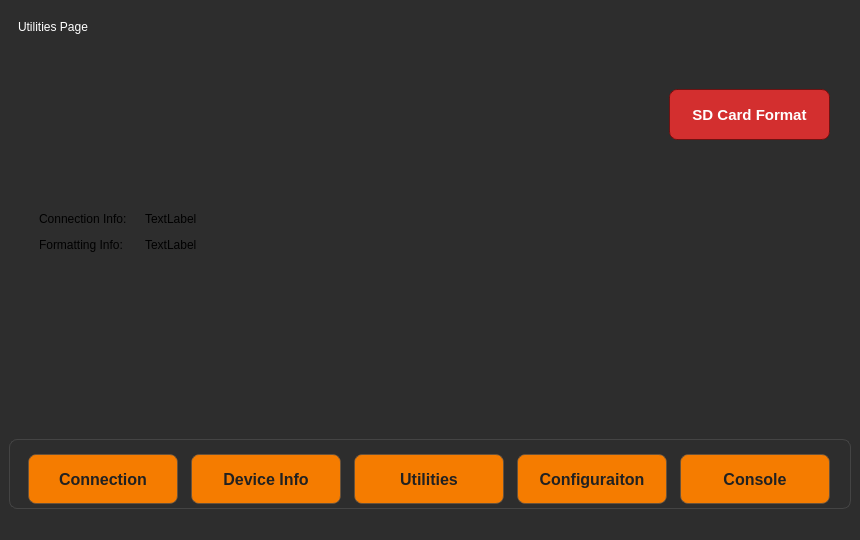
Old version of the form mainwindow.ui in the repository xemreyayla/mte-toolbox.
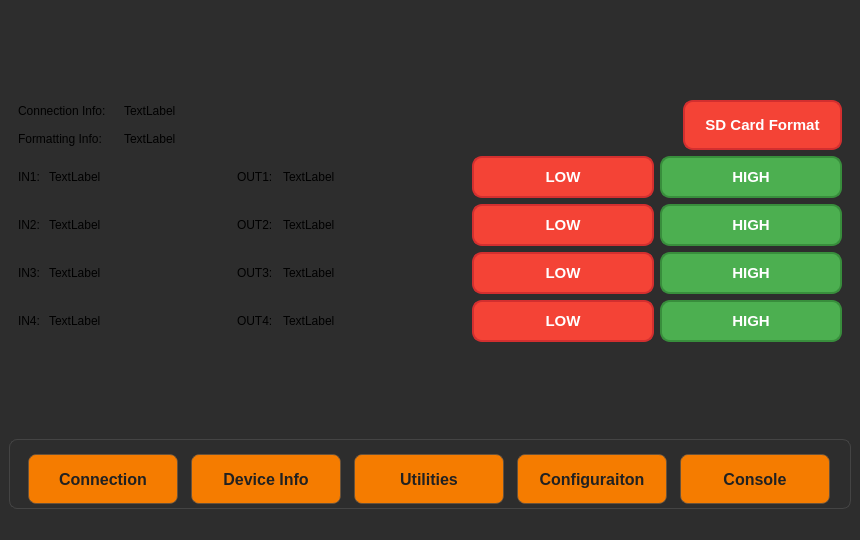
New version of the form.

Diff of the .ui file:
```diff
--- a/mainwindow.ui
+++ b/mainwindow.ui
@@ -537,46 +537,327 @@
        </widget>
       </widget>
       <widget class="QWidget" name="UtilitiesPage">
-       <widget class="QLabel" name="utilitiesLabel">
-        <property name="geometry">
-         <rect>
-          <x>9</x>
-          <y>9</y>
-          <width>74</width>
-          <height>17</height>
-         </rect>
-        </property>
-        <property name="styleSheet">
-         <string notr="true">color: white;</string>
-        </property>
-        <property name="text">
-         <string>Utilities Page</string>
-        </property>
-       </widget>
-       <widget class="QPushButton" name="sdFormatButton">
-        <property name="geometry">
-         <rect>
-          <x>660</x>
-          <y>80</y>
-          <width>161</width>
-          <height>51</height>
-         </rect>
-        </property>
-        <property name="styleSheet">
-         <string notr="true">QPushButton {
-    /* Temel Stil */
-    background-color: #d32f2f;  /* Kırmızı - Tehlike rengi */
-    color: #ffffff;  /* Beyaz yazı */
-    border: 1px solid rgba(100, 0, 0, 0.6);  /* Hafif koyu kırmızı kenarlık */
+       <layout class="QGridLayout" name="gridLayout_6">
+        <item row="0" column="0">
+         <layout class="QVBoxLayout" name="verticalLayout_11">
+          <item>
+           <layout class="QHBoxLayout" name="horizontalLayout_9">
+            <item>
+             <layout class="QVBoxLayout" name="verticalLayout_9">
+              <item>
+               <layout class="QHBoxLayout" name="horizontalLayout_3">
+                <item>
+                 <widget class="QLabel" name="label_13">
+                  <property name="sizePolicy">
+                   <sizepolicy hsizetype="Fixed" vsizetype="Fixed">
+                    <horstretch>0</horstretch>
+                    <verstretch>0</verstretch>
+                   </sizepolicy>
+                  </property>
+                  <property name="maximumSize">
+                   <size>
+                    <width>100</width>
+                    <height>100</height>
+                   </size>
+                  </property>
+                  <property name="text">
+                   <string>Connection Info:</string>
+                  </property>
+                 </widget>
+                </item>
+                <item>
+                 <widget class="QLabel" name="connectionLabel">
+                  <property name="text">
+                   <string>TextLabel</string>
+                  </property>
+                 </widget>
+                </item>
+               </layout>
+              </item>
+              <item>
+               <layout class="QHBoxLayout" name="horizontalLayout_4">
+                <item>
+                 <widget class="QLabel" name="label_12">
+                  <property name="sizePolicy">
+                   <sizepolicy hsizetype="Fixed" vsizetype="Fixed">
+                    <horstretch>0</horstretch>
+                    <verstretch>0</verstretch>
+                   </sizepolicy>
+                  </property>
+                  <property name="maximumSize">
+                   <size>
+                    <width>100</width>
+                    <height>100</height>
+                   </size>
+                  </property>
+                  <property name="text">
+                   <string>Formatting Info:</string>
+                  </property>
+                 </widget>
+                </item>
+                <item>
+                 <widget class="QLabel" name="formatLabel">
+                  <property name="text">
+                   <string>TextLabel</string>
+                  </property>
+                 </widget>
+                </item>
+               </layout>
+              </item>
+             </layout>
+            </item>
+            <item>
+             <widget class="QPushButton" name="sdFormatButton">
+              <property name="sizePolicy">
+               <sizepolicy hsizetype="Fixed" vsizetype="Fixed">
+                <horstretch>0</horstretch>
+                <verstretch>0</verstretch>
+               </sizepolicy>
+              </property>
+              <property name="minimumSize">
+               <size>
+                <width>180</width>
+                <height>50</height>
+               </size>
+              </property>
+              <property name="styleSheet">
+               <string notr="true">QPushButton {
+    background-color: #F44336;  /* canlı kırmızı */
+    border: 2px solid #D32F2F;
+    border-radius: 10px;
+    padding: 10px 20px;
+    color: white;
+    font-weight: bold;
+    font-size: 15px;
+    min-width: 100px;
+}
 
-    /* Kenar Yumuşatma */
-    border-radius: 8px;
+QPushButton:hover {
+    background-color: #E53935;  /* biraz daha koyu kırmızı */
+    border: 2px solid #B71C1C;
+    color: white;
+}
+QPushButton:pressed {
+    background-color: #b71c1c;  /* Çok koyu kırmızı */
+}
+</string>
+              </property>
+              <property name="text">
+               <string>SD Card Format</string>
+              </property>
+             </widget>
+            </item>
+           </layout>
+          </item>
+          <item>
+           <layout class="QVBoxLayout" name="verticalLayout_10">
+            <item>
+             <layout class="QHBoxLayout" name="horizontalLayout_5">
+              <item>
+               <widget class="QLabel" name="textLabel">
+                <property name="sizePolicy">
+                 <sizepolicy hsizetype="Fixed" vsizetype="Fixed">
+                  <horstretch>0</horstretch>
+                  <verstretch>0</verstretch>
+                 </sizepolicy>
+                </property>
+                <property name="minimumSize">
+                 <size>
+                  <width>25</width>
+                  <height>20</height>
+                 </size>
+                </property>
+                <property name="maximumSize">
+                 <size>
+                  <width>20</width>
+                  <height>20</height>
+                 </size>
+                </property>
+                <property name="text">
+                 <string>IN1:</string>
+                </property>
+               </widget>
+              </item>
+              <item>
+               <widget class="QLabel" name="in1Label">
+                <property name="text">
+                 <string>TextLabel</string>
+                </property>
+               </widget>
+              </item>
+              <item>
+               <widget class="QLabel" name="label_18">
+                <property name="sizePolicy">
+                 <sizepolicy hsizetype="Fixed" vsizetype="Fixed">
+                  <horstretch>0</horstretch>
+                  <verstretch>0</verstretch>
+                 </sizepolicy>
+                </property>
+                <property name="minimumSize">
+                 <size>
+                  <width>40</width>
+                  <height>2</height>
+                 </size>
+                </property>
+                <property name="maximumSize">
+                 <size>
+                  <width>40</width>
+                  <height>20</height>
+                 </size>
+                </property>
+                <property name="text">
+                 <string>OUT1:</string>
+                </property>
+               </widget>
+              </item>
+              <item>
+               <widget class="QLabel" name="out1Label">
+                <property name="text">
+                 <string>TextLabel</string>
+                </property>
+               </widget>
+              </item>
+              <item>
+               <widget class="QPushButton" name="out1LowButton">
+                <property name="styleSheet">
+                 <string notr="true">QPushButton {
+    background-color: #F44336;  /* canlı kırmızı */
+    border: 2px solid #D32F2F;
+    border-radius: 10px;
+    padding: 10px 20px;
+    color: white;
+    font-weight: bold;
+    font-size: 15px;
+    min-width: 100px;
+}
 
-    /* Metin &amp; Padding */
-    font-family: 'Segoe UI', sans-serif;
-    font-size: 11pt;
+QPushButton:hover {
+    background-color: #E53935;  /* biraz daha koyu kırmızı */
+    border: 2px solid #B71C1C;
+    color: white;
+}
+
+QPushButton:pressed {
+    background-color: #b71c1c;  /* Çok koyu kırmızı */
+}</string>
+                </property>
+                <property name="text">
+                 <string>LOW</string>
+                </property>
+               </widget>
+              </item>
+              <item>
+               <widget class="QPushButton" name="out1HighButton">
+                <property name="styleSheet">
+                 <string notr="true">QPushButton {
+    background-color: #4CAF50;  /* canlı yeşil */
+    border: 2px solid #388E3C;
+    border-radius: 10px;
+    padding: 10px 20px;
+    color: white;
     font-weight: bold;
+    font-size: 15px;
+    min-width: 100px;
+}
+
+QPushButton:hover {
+    background-color: #43A047;  /* hover: biraz koyu yeşil */
+    border: 2px solid #2E7D32;
+    color: white;
+}
+
+QPushButton:pressed {
+    background-color: #2E7D32;  /* basılıyken: daha da koyu yeşil */
+    border: 2px solid #1B5E20;
+    color: white;
+}
+</string>
+                </property>
+                <property name="text">
+                 <string>HIGH</string>
+                </property>
+               </widget>
+              </item>
+             </layout>
+            </item>
+            <item>
+             <layout class="QHBoxLayout" name="horizontalLayout_6">
+              <item>
+               <widget class="QLabel" name="textLabel_2">
+                <property name="sizePolicy">
+                 <sizepolicy hsizetype="Fixed" vsizetype="Fixed">
+                  <horstretch>0</horstretch>
+                  <verstretch>0</verstretch>
+                 </sizepolicy>
+                </property>
+                <property name="minimumSize">
+                 <size>
+                  <width>25</width>
+                  <height>20</height>
+                 </size>
+                </property>
+                <property name="maximumSize">
+                 <size>
+                  <width>20</width>
+                  <height>20</height>
+                 </size>
+                </property>
+                <property name="text">
+                 <string>IN2:</string>
+                </property>
+               </widget>
+              </item>
+              <item>
+               <widget class="QLabel" name="in2Label">
+                <property name="text">
+                 <string>TextLabel</string>
+                </property>
+               </widget>
+              </item>
+              <item>
+               <widget class="QLabel" name="label_19">
+                <property name="sizePolicy">
+                 <sizepolicy hsizetype="Fixed" vsizetype="Fixed">
+                  <horstretch>0</horstretch>
+                  <verstretch>0</verstretch>
+                 </sizepolicy>
+                </property>
+                <property name="minimumSize">
+                 <size>
+                  <width>40</width>
+                  <height>2</height>
+                 </size>
+                </property>
+                <property name="maximumSize">
+                 <size>
+                  <width>40</width>
+                  <height>20</height>
+                 </size>
+                </property>
+                <property name="text">
+                 <string>OUT2:</string>
+                </property>
+               </widget>
+              </item>
+              <item>
+               <widget class="QLabel" name="out2Label">
+                <property name="text">
+                 <string>TextLabel</string>
+                </property>
+               </widget>
+              </item>
+              <item>
+               <widget class="QPushButton" name="out2LowButton">
+                <property name="styleSheet">
+                 <string notr="true">QPushButton {
+    background-color: #F44336;  /* canlı kırmızı */
+    border: 2px solid #D32F2F;
+    border-radius: 10px;
     padding: 10px 20px;
+    color: white;
+    font-weight: bold;
+    font-size: 15px;
+    min-width: 100px;
 }
 
 QPushButton:hover {
@@ -585,85 +866,310 @@
 
 QPushButton:pressed {
     background-color: #b71c1c;  /* Çok koyu kırmızı */
+}</string>
+                </property>
+                <property name="text">
+                 <string>LOW</string>
+                </property>
+               </widget>
+              </item>
+              <item>
+               <widget class="QPushButton" name="out2HighButton">
+                <property name="styleSheet">
+                 <string notr="true">QPushButton {
+    background-color: #4CAF50;  /* canlı yeşil */
+    border: 2px solid #388E3C;
+    border-radius: 10px;
+    padding: 10px 20px;
+    color: white;
+    font-weight: bold;
+    font-size: 15px;
+    min-width: 100px;
 }
+
+QPushButton:hover {
+    background-color: #43A047;  /* hover: biraz koyu yeşil */
+    border: 2px solid #2E7D32;
+    color: white;
+}
+
+QPushButton:pressed {
+    background-color: #2E7D32;  /* basılıyken: daha da koyu yeşil */
+    border: 2px solid #1B5E20;
+    color: white;
+}
 </string>
-        </property>
-        <property name="text">
-         <string>SD Card Format</string>
-        </property>
-       </widget>
-       <widget class="QWidget" name="">
-        <property name="geometry">
-         <rect>
-          <x>30</x>
-          <y>200</y>
-          <width>621</width>
-          <height>46</height>
-         </rect>
-        </property>
-        <layout class="QVBoxLayout" name="verticalLayout_9">
-         <item>
-          <layout class="QHBoxLayout" name="horizontalLayout_3">
-           <item>
-            <widget class="QLabel" name="label_13">
-             <property name="sizePolicy">
-              <sizepolicy hsizetype="Fixed" vsizetype="Fixed">
-               <horstretch>0</horstretch>
-               <verstretch>0</verstretch>
-              </sizepolicy>
-             </property>
-             <property name="maximumSize">
-              <size>
-               <width>100</width>
-               <height>100</height>
-              </size>
-             </property>
-             <property name="text">
-              <string>Connection Info:</string>
-             </property>
-            </widget>
-           </item>
-           <item>
-            <widget class="QLabel" name="connectionLabel">
-             <property name="text">
-              <string>TextLabel</string>
-             </property>
-            </widget>
-           </item>
-          </layout>
-         </item>
-         <item>
-          <layout class="QHBoxLayout" name="horizontalLayout_4">
-           <item>
-            <widget class="QLabel" name="label_12">
-             <property name="sizePolicy">
-              <sizepolicy hsizetype="Fixed" vsizetype="Fixed">
-               <horstretch>0</horstretch>
-               <verstretch>0</verstretch>
-              </sizepolicy>
-             </property>
-             <property name="maximumSize">
-              <size>
-               <width>100</width>
-               <height>100</height>
-              </size>
-             </property>
-             <property name="text">
-              <string>Formatting Info:</string>
-             </property>
-            </widget>
-           </item>
-           <item>
-            <widget class="QLabel" name="formatLabel">
-             <property name="text">
-              <string>TextLabel</string>
-             </property>
-            </widget>
-           </item>
-          </layout>
-         </item>
-        </layout>
-       </widget>
+                </property>
+                <property name="text">
+                 <string>HIGH</string>
+                </property>
+               </widget>
+              </item>
+             </layout>
+            </item>
+            <item>
+             <layout class="QHBoxLayout" name="horizontalLayout_8">
+              <item>
+               <widget class="QLabel" name="textLabel_3">
+                <property name="sizePolicy">
+                 <sizepolicy hsizetype="Fixed" vsizetype="Fixed">
+                  <horstretch>0</horstretch>
+                  <verstretch>0</verstretch>
+                 </sizepolicy>
+                </property>
+                <property name="minimumSize">
+                 <size>
+                  <width>25</width>
+                  <height>20</height>
+                 </size>
+                </property>
+                <property name="maximumSize">
+                 <size>
+                  <width>20</width>
+                  <height>20</height>
+                 </size>
+                </property>
+                <property name="text">
+                 <string>IN3:</string>
+                </property>
+               </widget>
+              </item>
+              <item>
+               <widget class="QLabel" name="in3Label">
+                <property name="text">
+                 <string>TextLabel</string>
+                </property>
+               </widget>
+              </item>
+              <item>
+               <widget class="QLabel" name="label_20">
+                <property name="sizePolicy">
+                 <sizepolicy hsizetype="Fixed" vsizetype="Fixed">
+                  <horstretch>0</horstretch>
+                  <verstretch>0</verstretch>
+                 </sizepolicy>
+                </property>
+                <property name="minimumSize">
+                 <size>
+                  <width>40</width>
+                  <height>2</height>
+                 </size>
+                </property>
+                <property name="maximumSize">
+                 <size>
+                  <width>40</width>
+                  <height>20</height>
+                 </size>
+                </property>
+                <property name="text">
+                 <string>OUT3:</string>
+                </property>
+               </widget>
+              </item>
+              <item>
+               <widget class="QLabel" name="out3Label">
+                <property name="text">
+                 <string>TextLabel</string>
+                </property>
+               </widget>
+              </item>
+              <item>
+               <widget class="QPushButton" name="out3LowButton">
+                <property name="styleSheet">
+                 <string notr="true">QPushButton {
+    background-color: #F44336;  /* canlı kırmızı */
+    border: 2px solid #D32F2F;
+    border-radius: 10px;
+    padding: 10px 20px;
+    color: white;
+    font-weight: bold;
+    font-size: 15px;
+    min-width: 100px;
+}
+
+QPushButton:hover {
+    background-color: #E53935;  /* biraz daha koyu kırmızı */
+    border: 2px solid #B71C1C;
+    color: white;
+}
+
+QPushButton:pressed {
+    background-color: #b71c1c;  /* Çok koyu kırmızı */
+}</string>
+                </property>
+                <property name="text">
+                 <string>LOW</string>
+                </property>
+               </widget>
+              </item>
+              <item>
+               <widget class="QPushButton" name="out3HighButton">
+                <property name="styleSheet">
+                 <string notr="true">QPushButton {
+    background-color: #4CAF50;  /* canlı yeşil */
+    border: 2px solid #388E3C;
+    border-radius: 10px;
+    padding: 10px 20px;
+    color: white;
+    font-weight: bold;
+    font-size: 15px;
+    min-width: 100px;
+}
+
+QPushButton:hover {
+    background-color: #43A047;  /* hover: biraz koyu yeşil */
+    border: 2px solid #2E7D32;
+    color: white;
+}
+
+QPushButton:pressed {
+    background-color: #2E7D32;  /* basılıyken: daha da koyu yeşil */
+    border: 2px solid #1B5E20;
+    color: white;
+}
+</string>
+                </property>
+                <property name="text">
+                 <string>HIGH</string>
+                </property>
+               </widget>
+              </item>
+             </layout>
+            </item>
+            <item>
+             <layout class="QHBoxLayout" name="horizontalLayout_7">
+              <item>
+               <widget class="QLabel" name="textLabel_4">
+                <property name="sizePolicy">
+                 <sizepolicy hsizetype="Fixed" vsizetype="Fixed">
+                  <horstretch>0</horstretch>
+                  <verstretch>0</verstretch>
+                 </sizepolicy>
+                </property>
+                <property name="minimumSize">
+                 <size>
+                  <width>25</width>
+                  <height>20</height>
+                 </size>
+                </property>
+                <property name="maximumSize">
+                 <size>
+                  <width>20</width>
+                  <height>20</height>
+                 </size>
+                </property>
+                <property name="text">
+                 <string>IN4:</string>
+                </property>
+               </widget>
+              </item>
+              <item>
+               <widget class="QLabel" name="in4Label">
+                <property name="text">
+                 <string>TextLabel</string>
+                </property>
+               </widget>
+              </item>
+              <item>
+               <widget class="QLabel" name="label_21">
+                <property name="sizePolicy">
+                 <sizepolicy hsizetype="Fixed" vsizetype="Fixed">
+                  <horstretch>0</horstretch>
+                  <verstretch>0</verstretch>
+                 </sizepolicy>
+                </property>
+                <property name="minimumSize">
+                 <size>
+                  <width>40</width>
+                  <height>2</height>
+                 </size>
+                </property>
+                <property name="maximumSize">
+                 <size>
+                  <width>40</width>
+                  <height>20</height>
+                 </size>
+                </property>
+                <property name="text">
+                 <string>OUT4:</string>
+                </property>
+               </widget>
+              </item>
+              <item>
+               <widget class="QLabel" name="out4Label">
+                <property name="text">
+                 <string>TextLabel</string>
+                </property>
+               </widget>
+              </item>
+              <item>
+               <widget class="QPushButton" name="out4LowButton">
+                <property name="styleSheet">
+                 <string notr="true">QPushButton {
+    background-color: #F44336;  /* canlı kırmızı */
+    border: 2px solid #D32F2F;
+    border-radius: 10px;
+    padding: 10px 20px;
+    color: white;
+    font-weight: bold;
+    font-size: 15px;
+    min-width: 100px;
+}
+
+QPushButton:hover {
+    background-color: #E53935;  /* biraz daha koyu kırmızı */
+    border: 2px solid #B71C1C;
+    color: white;
+}
+
+QPushButton:pressed {
+    background-color: #b71c1c;  /* Çok koyu kırmızı */
+}</string>
+                </property>
+                <property name="text">
+                 <string>LOW</string>
+                </property>
+               </widget>
+              </item>
+              <item>
+               <widget class="QPushButton" name="out4HighButton">
+                <property name="styleSheet">
+                 <string notr="true">QPushButton {
+    background-color: #4CAF50;  /* canlı yeşil */
+    border: 2px solid #388E3C;
+    border-radius: 10px;
+    padding: 10px 20px;
+    color: white;
+    font-weight: bold;
+    font-size: 15px;
+    min-width: 100px;
+}
+
+QPushButton:hover {
+    background-color: #43A047;  /* hover: biraz koyu yeşil */
+    border: 2px solid #2E7D32;
+    color: white;
+}
+
+QPushButton:pressed {
+    background-color: #2E7D32;  /* basılıyken: daha da koyu yeşil */
+    border: 2px solid #1B5E20;
+    color: white;
+}
+</string>
+                </property>
+                <property name="text">
+                 <string>HIGH</string>
+                </property>
+               </widget>
+              </item>
+             </layout>
+            </item>
+           </layout>
+          </item>
+         </layout>
+        </item>
+       </layout>
       </widget>
       <widget class="QWidget" name="ConsolePage">
        <layout class="QGridLayout" name="gridLayout_5">
```
Left out of the diff: 578 changed lines with no effect on the pictures.
